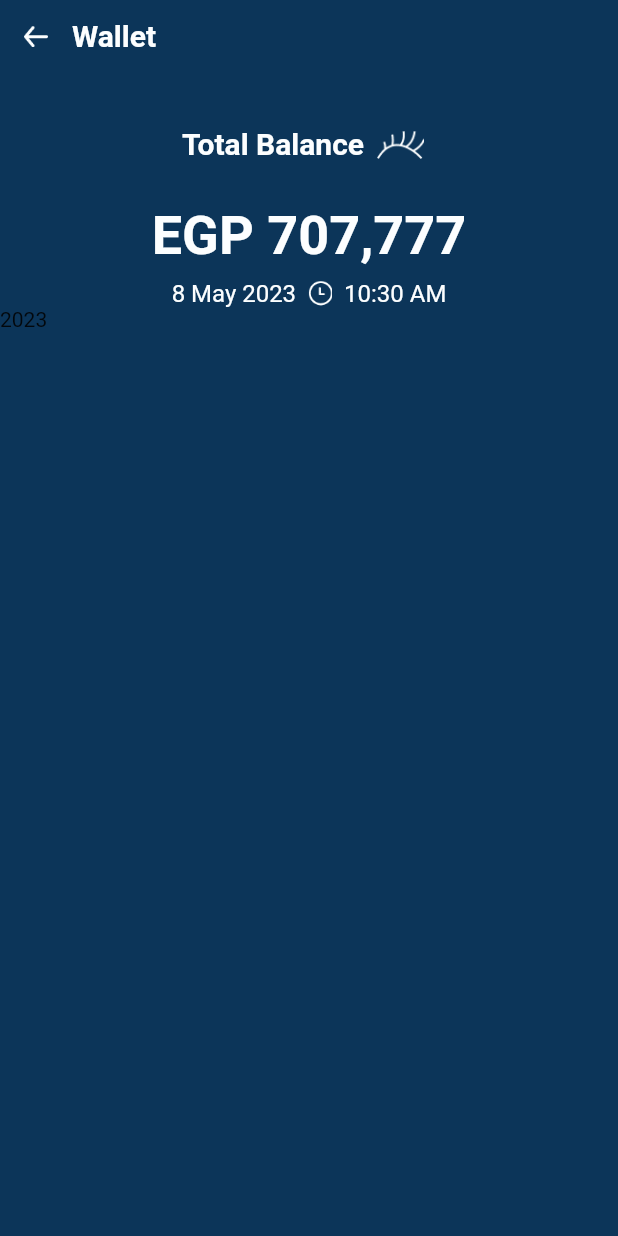
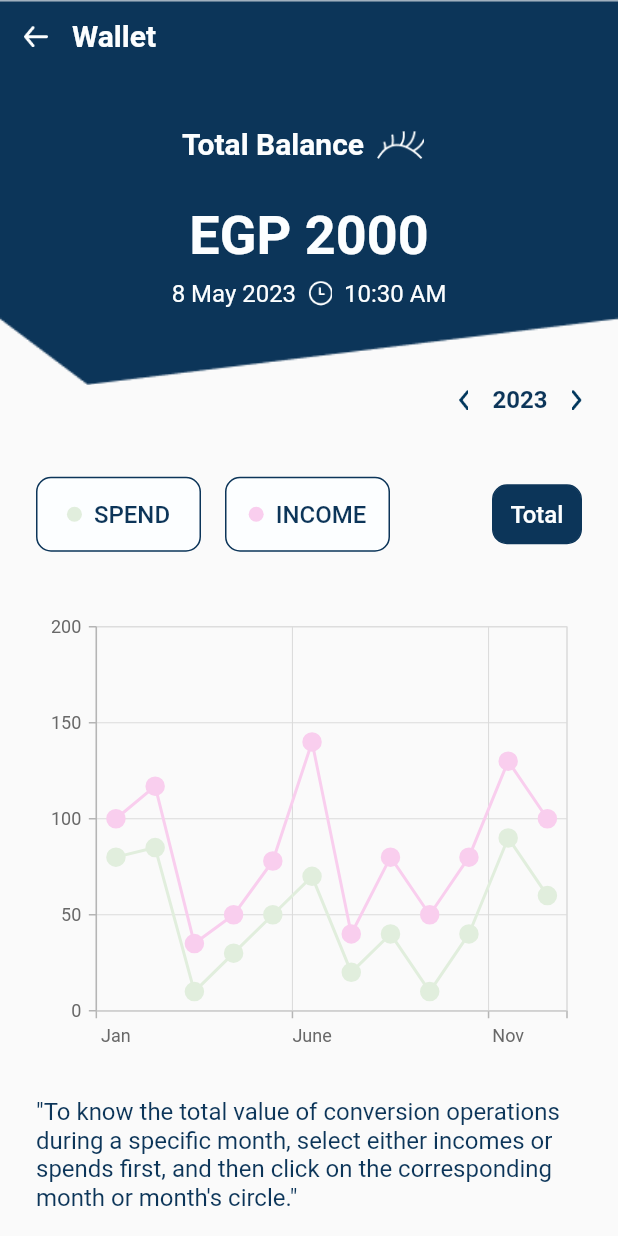
Before and after one commit to NourhanHamada/tap_cash, a Flutter app: the screen it shows after launch, on a phone screen of 412 x 824 dp. Run offline on Flutter 3.47's test engine with Material 2 defaults, Android fonts, the phone set to English and light mode, and no system bars; our stand-ins replace another_flushbar, blur, dio, flutter_bloc, flutter_screenutil, flutter_svg and 4 more; missing offline and left inert: curl_logger_dio_interceptor; statements that could not run were skipped.

Commit message:
wallet screen UI done

```diff
--- a/lib/constants/colors.dart
+++ b/lib/constants/colors.dart
@@ -11,4 +11,6 @@ class MyColors {
   static const Color mentGreen = Color(0xffCFF4FD);
   static const Color lightGrey = Color(0xffEAEEF1);
   static const Color red = Color(0xffEB5644);
+  static const Color mintGreen = Color(0xffE1EEDD);
+  static const Color rose = Color(0xffF9CEEE);
 }
--- a/lib/constants/icons.dart
+++ b/lib/constants/icons.dart
@@ -31,7 +31,10 @@ class MyIcons{
   static const String vector = 'assets/icons/vector.png';
   static const String arrowBack1 = 'assets/icons/arrow_back1.png';
   static const String eye = 'assets/icons/eye.png';
+  static const String eyeClosed = 'assets/icons/eye_closed.png';
   static const String clock = 'assets/icons/clock.png';
+  static const String arrowBack0 = 'assets/icons/arrow_back0.png';
+  static const String arrowForward0 = 'assets/icons/arrow_forward0.png';
 
 
 
--- a/lib/constants/images.dart
+++ b/lib/constants/images.dart
@@ -6,4 +6,5 @@ class MyImages{
   static const String sendMoney = 'assets/images/send_money.png';
   static const String smartCard = 'assets/images/smart_card_blue.png';
   static const String wallet = 'assets/images/wallet.png';
+  static const String background = 'assets/images/background.png';
 }
--- a/lib/main.dart
+++ b/lib/main.dart
@@ -3,7 +3,6 @@ import 'package:flutter/services.dart';
 import 'package:flutter_screenutil/flutter_screenutil.dart';
 import 'package:tap_cash/controller/database/web_services/dio_helper.dart';
 import 'package:tap_cash/providers/auth_provider.dart';
-import 'package:tap_cash/providers/user_provider.dart';
 import 'package:tap_cash/utility/shared_preference.dart';
 import 'app_routes.dart';
 import 'constants/colors.dart';
--- /dev/null
+++ b/lib/models/money_data.dart
@@ -0,0 +1,6 @@
+class MoneyData {
+  MoneyData(this.month, this.money);
+
+  final String month;
+  final double money;
+}
--- a/lib/view/screens/splash_screen.dart
+++ b/lib/view/screens/splash_screen.dart
@@ -34,6 +34,7 @@ class _SplashScreenState extends State<SplashScreen> {
   void navigateToHome() {
     Future.delayed(const Duration(seconds: 2), () {
       GoRouter.of(context).push(AppRouter.wallet);
+      // GoRouter.of(context).push(AppRouter.loginScreen);
       // GoRouter.of(context).push(AppRouter.otpScreen);
     });
   }
--- a/lib/view/screens/wallet_screen.dart
+++ b/lib/view/screens/wallet_screen.dart
@@ -1,10 +1,17 @@
 import 'package:flutter/material.dart';
+import 'package:flutter_screenutil/flutter_screenutil.dart';
 import 'package:go_router/go_router.dart';
 import 'package:intl/date_symbol_data_local.dart'; //for date locale
 import 'package:intl/intl.dart';
+import 'package:syncfusion_flutter_charts/charts.dart';
 import 'package:tap_cash/constants/colors.dart';
 import 'package:tap_cash/constants/icons.dart';
+import 'package:tap_cash/constants/images.dart';
 import 'package:tap_cash/constants/styles.dart';
+import 'package:blur/blur.dart';
+
+import '../widgets/wallet_screen/wallet_screen_lower_section.dart';
+import '../widgets/wallet_screen/wallet_screen_upper_section.dart';
 
 class WalletScreen extends StatefulWidget {
   const WalletScreen({Key? key}) : super(key: key);
@@ -14,114 +21,14 @@ class WalletScreen extends StatefulWidget {
 }
 
 class _WalletScreenState extends State<WalletScreen> {
-  @override
-  void initState() {
-    initializeDateFormatting(); // Initial dateFormatter package before Run code.
-    super.initState();
-  }
 
   @override
   Widget build(BuildContext context) {
     return Scaffold(
-      backgroundColor: MyColors.mainColor,
       body: ListView(
-        children: [
-          Stack(
-            children: [
-              Column(
-                children: [
-                  Row(
-                    children: [
-                      IconButton(
-                        onPressed: () {
-                          GoRouter.of(context).pop();
-                        },
-                        icon: Image.asset(
-                          MyIcons.arrowBack1,
-                          color: MyColors.white,
-                          width: 16,
-                        ),
-                      ),
-                      Text(
-                        'Wallet',
-                        style: MyStyles.textStyle20.copyWith(
-                          color: MyColors.white,
-                          fontWeight: FontWeight.bold,
-                        ),
-                      ),
-                    ],
-                  ),
-                  const SizedBox(
-                    height: 24,
-                  ),
-                  Column(
-                    crossAxisAlignment: CrossAxisAlignment.center,
-                    mainAxisAlignment: MainAxisAlignment.center,
-                    children: [
-                      Row(
-                        mainAxisAlignment: MainAxisAlignment.center,
-                        children: [
-                          Text(
-                            'Total Balance',
-                            style: MyStyles.textStyle20.copyWith(
-                              fontWeight: FontWeight.bold,
-                              color: MyColors.white,
-                            ),
-                          ),
-                          IconButton(
-                              onPressed: () {}, icon: Image.asset(MyIcons.eye))
-                        ],
-                      ),
-                      const SizedBox(
-                        height: 16,
-                      ),
-                      const Text(
-                        'EGP 707,777',
-                        style: MyStyles.textStyle36,
-                      ),
-                      const SizedBox(
-                        height: 8,
-                      ),
-                      Row(
-                        mainAxisAlignment: MainAxisAlignment.center,
-                        children: [
-                          Text(
-                            DateFormat('d MMM yyyy').format(
-                              DateTime.now(),
-                            ),
-                            style: MyStyles.textStyle16
-                                .copyWith(color: MyColors.white),
-                          ),
-                          const SizedBox(
-                            width: 8,
-                          ),
-                          Image.asset(
-                            MyIcons.clock,
-                            width: 16,
-                          ),
-                          const SizedBox(
-                            width: 8,
-                          ),
-                          Text(
-                            DateFormat('h:mm a').format(
-                              DateTime.now(),
-                            ),
-                            style: MyStyles.textStyle16
-                                .copyWith(color: MyColors.white),
-                          ),
-                        ],
-                      ),
-                      Row(
-                        children: [
-                          Text(DateTime.now().year.toString())
-                        ],
-                      )
-                    ],
-                  ),
-                ],
-              ),
-            ],
-          )
+        children: const [
+           WalletScreenUpperSection(),
+          WalletScreenLowerSection(),
         ],
       ),
     );
--- /dev/null
+++ b/lib/view/widgets/wallet_screen/wallet_screen_lower_section.dart
@@ -0,0 +1,276 @@
+import 'package:flutter/material.dart';
+import 'package:syncfusion_flutter_charts/charts.dart';
+import '../../../constants/colors.dart';
+import '../../../constants/icons.dart';
+import '../../../constants/styles.dart';
+import '../../../models/money_data.dart';
+
+class WalletScreenLowerSection extends StatefulWidget {
+  const WalletScreenLowerSection({Key? key}) : super(key: key);
+
+  @override
+  State<WalletScreenLowerSection> createState() =>
+      _WalletScreenLowerSectionState();
+}
+
+class _WalletScreenLowerSectionState extends State<WalletScreenLowerSection> {
+  bool isIncome = true;
+  bool isSpend = true;
+  var year = DateTime.now().year;
+
+  List<MoneyData> chartData1 = <MoneyData>[
+    MoneyData('Jan', 80),
+    MoneyData('Feb', 85),
+    MoneyData('Mar', 10),
+    MoneyData('Apr', 30),
+    MoneyData('May', 50),
+    MoneyData('June', 70),
+    MoneyData('July', 20),
+    MoneyData('Aug', 40),
+    MoneyData('Sep', 10),
+    MoneyData('Oct', 40),
+    MoneyData('Nov', 90),
+    MoneyData('Dec', 60),
+  ];
+
+  List<MoneyData> chartData2 = <MoneyData>[
+    MoneyData('Jan', 20),
+    MoneyData('Feb', 32),
+    MoneyData('Mar', 25),
+    MoneyData('Apr', 20),
+    MoneyData('May', 28),
+    MoneyData('June', 70),
+    MoneyData('July', 20),
+    MoneyData('Aug', 40),
+    MoneyData('Sep', 40),
+    MoneyData('Oct', 40),
+    MoneyData('Nov', 40),
+    MoneyData('Dec', 40),
+  ];
+
+  @override
+  Widget build(BuildContext context) {
+    return Padding(
+      padding: const EdgeInsets.symmetric(horizontal: 24),
+      child: Column(
+        children: [
+          Row(
+            mainAxisAlignment: MainAxisAlignment.end,
+            children: [
+              GestureDetector(
+                onTap: () {
+                  setState(() {
+                    year--;
+                  });
+                },
+                child: Image.asset(
+                  MyIcons.arrowBack0,
+                  width: 7,
+                ),
+              ),
+              const SizedBox(
+                width: 16,
+              ),
+              Text(
+                year.toString(),
+                style: MyStyles.textStyle16.copyWith(
+                    fontWeight: FontWeight.bold,
+                    color: year == DateTime.now().year
+                        ? MyColors.mainColor
+                        : MyColors.grey),
+              ),
+              const SizedBox(
+                width: 16,
+              ),
+              GestureDetector(
+                onTap: () {
+                  setState(() {
+                    year < DateTime.now().year
+                        ? year++
+                        : year = DateTime.now().year;
+                  });
+                },
+                child: Image.asset(
+                  MyIcons.arrowForward0,
+                  width: 7,
+                ),
+              ),
+            ],
+          ),
+          const SizedBox(
+            height: 42,
+          ),
+          Row(
+            mainAxisAlignment: MainAxisAlignment.spaceBetween,
+            children: [
+              Row(
+                children: [
+                  GestureDetector(
+                    onTap: () {
+                      setState(() {
+                        isIncome = false;
+                        isSpend = true;
+                      });
+                    },
+                    child: Container(
+                      width: 110,
+                      height: 50,
+                      decoration: BoxDecoration(
+                          color: isSpend && isIncome == false
+                              ? MyColors.mintGreen
+                              : MyColors.white,
+                          border:
+                              Border.all(color: MyColors.mainColor, width: 1),
+                          borderRadius: BorderRadius.circular(10)),
+                      child: Row(
+                        mainAxisAlignment: MainAxisAlignment.center,
+                        children: [
+                          Container(
+                            width: 10,
+                            height: 10,
+                            decoration: BoxDecoration(
+                              color: MyColors.mintGreen,
+                              borderRadius: BorderRadius.circular(
+                                20,
+                              ),
+                            ),
+                          ),
+                          const SizedBox(
+                            width: 8,
+                          ),
+                          Text(
+                            'SPEND',
+                            style: MyStyles.textStyle16.copyWith(
+                                color: MyColors.mainColor,
+                                fontWeight: FontWeight.w500),
+                          ),
+                        ],
+                      ),
+                    ),
+                  ),
+                  const SizedBox(
+                    width: 16,
+                  ),
+                  GestureDetector(
+                    onTap: () {
+                      setState(() {
+                        isIncome = true;
+                        isSpend = false;
+                      });
+                    },
+                    child: Container(
+                      width: 110,
+                      height: 50,
+                      decoration: BoxDecoration(
+                          color: isIncome && isSpend == false
+                              ? MyColors.rose
+                              : MyColors.white,
+                          border:
+                              Border.all(color: MyColors.mainColor, width: 1),
+                          borderRadius: BorderRadius.circular(10)),
+                      child: Row(
+                        mainAxisAlignment: MainAxisAlignment.center,
+                        children: [
+                          Container(
+                            width: 10,
+                            height: 10,
+                            decoration: BoxDecoration(
+                              color: MyColors.rose,
+                              borderRadius: BorderRadius.circular(
+                                20,
+                              ),
+                            ),
+                          ),
+                          const SizedBox(
+                            width: 8,
+                          ),
+                          Text(
+                            'INCOME',
+                            style: MyStyles.textStyle16.copyWith(
+                                color: MyColors.mainColor,
+                                fontWeight: FontWeight.w500),
+                          ),
+                        ],
+                      ),
+                    ),
+                  ),
+                ],
+              ),
+              GestureDetector(
+                onTap: () {
+                  setState(() {
+                    isSpend = true;
+                    isIncome = true;
+                  });
+                },
+                child: Container(
+                  width: 60,
+                  height: 40,
+                  decoration: BoxDecoration(
+                      color: isSpend == false || isIncome == false
+                          ? MyColors.white
+                          : MyColors.mainColor,
+                      borderRadius: BorderRadius.circular(10),
+                      border: Border.all(color: MyColors.mainColor)),
+                  child: Center(
+                    child: Text(
+                      'Total',
+                      style: MyStyles.textStyle16.copyWith(
+                          color: isSpend == false || isIncome == false
+                              ? MyColors.mainColor
+                              : MyColors.white,
+                          fontWeight: FontWeight.w500),
+                    ),
+                  ),
+                ),
+              ),
+            ],
+          ),
+          const SizedBox(
+            height: 40,
+          ),
+          SfCartesianChart(
+            primaryXAxis: CategoryAxis(),
+            series: <StackedLineSeries<MoneyData, String>>[
+              StackedLineSeries<MoneyData, String>(
+                isVisible: year < DateTime.now().year ? false : isSpend,
+                color: MyColors.mintGreen,
+                width: 2,
+                dataSource: chartData1,
+                xValueMapper: (MoneyData money, _) => money.month,
+                yValueMapper: (MoneyData money, _) => money.money,
+                markerSettings: const MarkerSettings(
+                    isVisible: true,
+                    shape: DataMarkerType.circle,
+                    borderWidth: 5,
+                    color: MyColors.mintGreen),
+                name: 'Spend',
+              ),
+              StackedLineSeries<MoneyData, String>(
+                isVisible: year < DateTime.now().year ? false : isIncome,
+                color: MyColors.rose,
+                width: 2,
+                dataSource: chartData2,
+                xValueMapper: (MoneyData money, _) => money.month,
+                yValueMapper: (MoneyData money, _) => money.money,
+                markerSettings: const MarkerSettings(
+                    isVisible: true,
+                    shape: DataMarkerType.circle,
+                    borderWidth: 5,
+                    color: MyColors.rose),
+                name: 'Income',
+              ),
+            ],
+          ),
+          const SizedBox(
+            height: 24,
+          ),
+          Text(
+            "\"To know the total value of conversion operations during a specific month, select either incomes or spends first, and then click on the corresponding month or month's circle.\"",
+            style: MyStyles.textStyle16.copyWith(color: MyColors.mainColor),
+          ),
+        ],
+      ),
+    );
+  }
+}
--- /dev/null
+++ b/lib/view/widgets/wallet_screen/wallet_screen_upper_section.dart
@@ -0,0 +1,149 @@
+import 'package:blur/blur.dart';
+import 'package:flutter/material.dart';
+import 'package:flutter_screenutil/flutter_screenutil.dart';
+import 'package:go_router/go_router.dart';
+import 'package:intl/date_symbol_data_local.dart'; //for date locale
+import 'package:intl/intl.dart';
+
+import '../../../constants/colors.dart';
+import '../../../constants/icons.dart';
+import '../../../constants/images.dart';
+import '../../../constants/styles.dart';
+
+class WalletScreenUpperSection extends StatefulWidget {
+  const WalletScreenUpperSection({Key? key}) : super(key: key);
+
+  @override
+  State<WalletScreenUpperSection> createState() => _WalletScreenUpperSectionState();
+}
+
+class _WalletScreenUpperSectionState extends State<WalletScreenUpperSection> {
+
+  bool isBlur = false;
+  late num totalBalance = 2000;
+
+  @override
+  void initState() {
+    initializeDateFormatting(); // Initial dateFormatter package before Run code.
+    super.initState();
+  }
+
+  @override
+  Widget build(BuildContext context) {
+    return Stack(
+      children: [
+        Image.asset(
+          MyImages.background,
+          fit: BoxFit.fitWidth,
+          width: 600.h,
+        ),
+        Column(
+          children: [
+            Row(
+              children: [
+                IconButton(
+                  onPressed: () {
+                    GoRouter.of(context).pop();
+                  },
+                  icon: Image.asset(
+                    MyIcons.arrowBack1,
+                    color: MyColors.white,
+                    width: 16,
+                  ),
+                ),
+                Text(
+                  'Wallet',
+                  style: MyStyles.textStyle20.copyWith(
+                    color: MyColors.white,
+                    fontWeight: FontWeight.bold,
+                  ),
+                ),
+              ],
+            ),
+            const SizedBox(
+              height: 24,
+            ),
+            Column(
+              crossAxisAlignment: CrossAxisAlignment.center,
+              mainAxisAlignment: MainAxisAlignment.center,
+              children: [
+                Row(
+                  mainAxisAlignment: MainAxisAlignment.center,
+                  children: [
+                    Text(
+                      'Total Balance',
+                      style: MyStyles.textStyle20.copyWith(
+                        fontWeight: FontWeight.bold,
+                        color: MyColors.white,
+                      ),
+                    ),
+                    IconButton(
+                      onPressed: () {
+                        setState(() {
+                          isBlur = !isBlur;
+                        });
+                      },
+                      icon: Image.asset(
+                        isBlur ? MyIcons.eyeClosed : MyIcons.eye,
+                      ),
+                    ),
+                  ],
+                ),
+                const SizedBox(
+                  height: 16,
+                ),
+                Container(
+                  child: isBlur
+                      ? Blur(
+                    blur: 9.2,
+                    blurColor: MyColors.mainColor.withOpacity(.5),
+                    child: Text(
+                      'EGP ${totalBalance.toString()}',
+                      style: MyStyles.textStyle36,
+                    ),
+                  )
+                      : Text(
+                    'EGP ${totalBalance.toString()}',
+                    style: MyStyles.textStyle36,
+                  ),
+                ),
+                const SizedBox(
+                  height: 8,
+                ),
+                Row(
+                  mainAxisAlignment: MainAxisAlignment.center,
+                  children: [
+                    Text(
+                      DateFormat('d MMM yyyy').format(
+                        DateTime.now(),
+                      ),
+                      style: MyStyles.textStyle16
+                          .copyWith(color: MyColors.white),
+                    ),
+                    const SizedBox(
+                      width: 8,
+                    ),
+                    Image.asset(
+                      MyIcons.clock,
+                      width: 16,
+                    ),
+                    const SizedBox(
+                      width: 8,
+                    ),
+                    Text(
+                      DateFormat('h:mm a').format(
+                        DateTime.now(),
+                      ),
+                      style: MyStyles.textStyle16
+                          .copyWith(color: MyColors.white),
+                    ),
+                  ],
+                ),
+              ],
+            ),
+          ],
+        ),
+      ],
+    );
+  }
+}
--- a/pubspec.yaml
+++ b/pubspec.yaml
@@ -58,6 +58,9 @@ dependencies:
   google_mlkit_text_recognition: ^0.6.0
   permission_handler: ^10.2.0
   intl: ^0.18.1
+  syncfusion_flutter_charts: ^21.2.3
+  sparkline: ^1.0.0
+  blur: ^3.1.0
 flutter_icons:
   android: 'launcher_icon'
   ios: true
```
Also changed, not shown: assets/fingerprint00.png (added), assets/icons/arrow_back0.png (added), assets/icons/arrow_forward0.png (added), assets/icons/eye_closed.png (added), assets/images/background.png (added), lib/generated/assets.dart, pubspec.lock.
